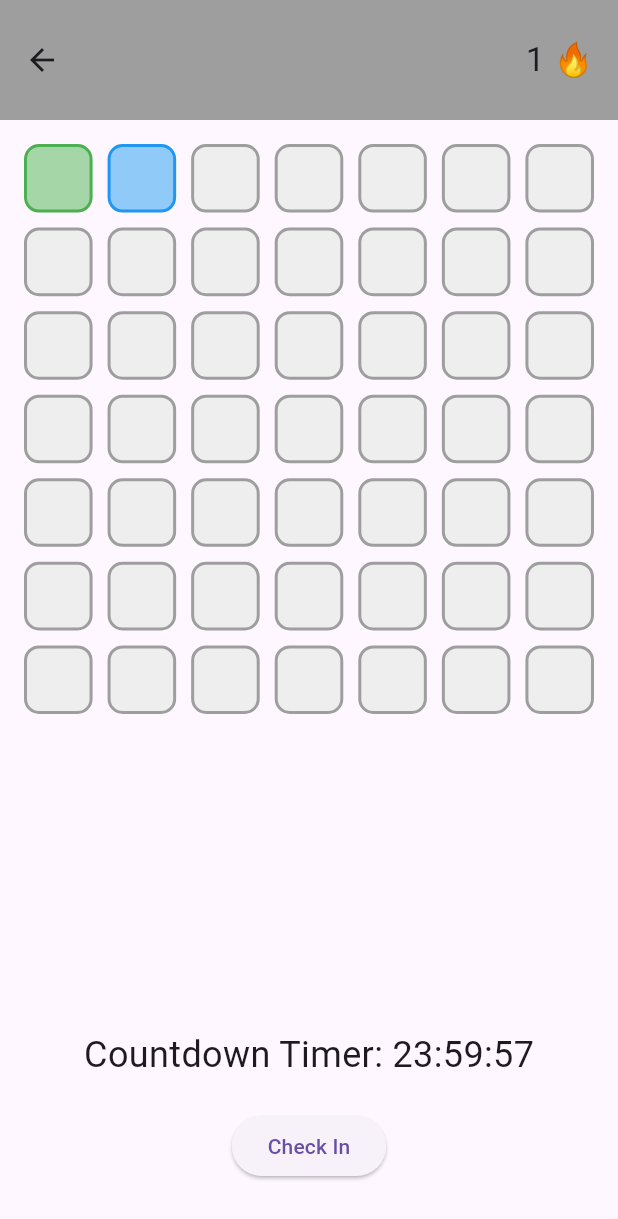
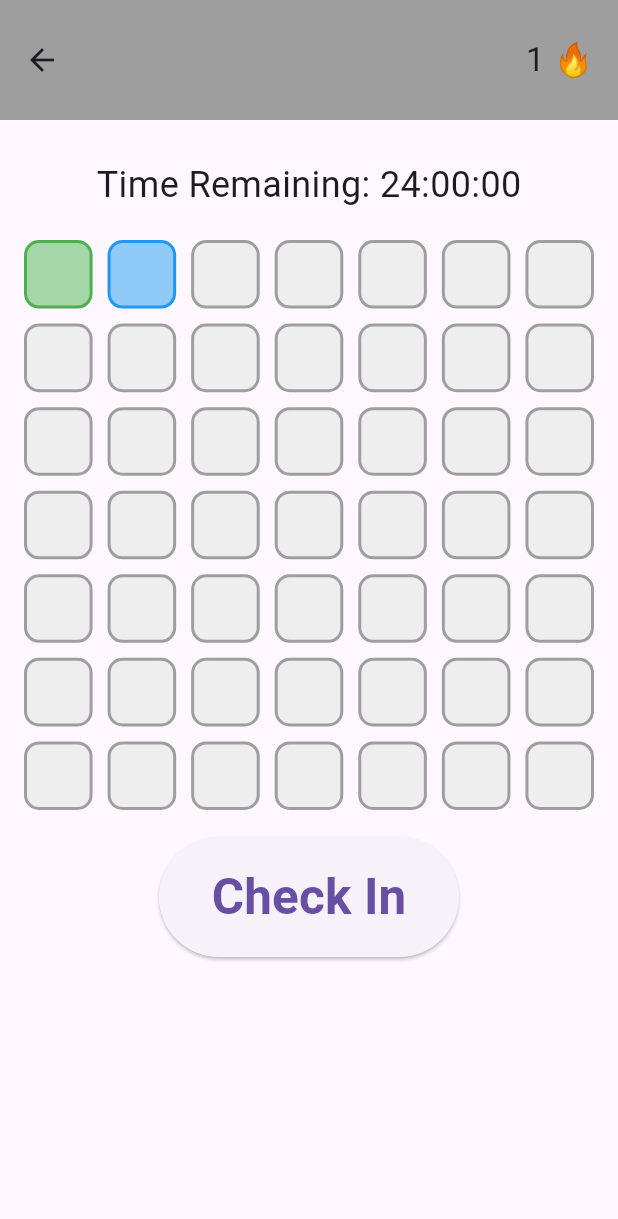
Before and after one commit to Resolution-Tracker/ResolutionTracker, a Flutter app: the DetailsPage screen opened directly with empty values, after a tap on "Check In", on a phone screen of 412 x 824 dp. Shown: the top 1219 px of the screen. Run offline on Flutter 3.47's test engine with Material 3 defaults, Android fonts, the phone set to English and light mode, and no system bars; our stand-ins replace shared_preferences; accounts and stored records are empty.

Commit message:
UI & Improvements & Timer
-Timer now runs while task is closed
-Improved HomePage
  - Made Task List look better
  - Made Title Look Better
-Improved TaskPage
  - Moved timer to top
  - Made Check In button bigger, and moved it up

```diff
--- a/lib/details_page.dart
+++ b/lib/details_page.dart
@@ -4,32 +4,25 @@ import 'package:flutter/material.dart';
 import 'package:shared_preferences/shared_preferences.dart';
 import 'timer_item.dart';
 
-
 class DetailsPage extends StatefulWidget {
   final TimerItem item;
 
-
   const DetailsPage({super.key, required this.item});
-
 
   @override
   _DetailsPageState createState() => _DetailsPageState();
 }
-
 
 class _DetailsPageState extends State<DetailsPage> {
   late Timer _timer;
   bool hasCheckedIn = false;
   TimerItem get item => widget.item;
 
-
   @override
   void initState() {
     super.initState();
     loadItem();
-    startTimer();
   }
-
 
   void loadItem() async {
     SharedPreferences prefs = await SharedPreferences.getInstance();
@@ -42,20 +35,26 @@ class _DetailsPageState extends State<DetailsPage> {
       if (index != -1) {
         setState(() {
           widget.item.streak = items[index].streak;
+          widget.item.endTime = items[index].endTime;
         });
+        if (widget.item.endTime != null) {
+          startTimer();
+        }
       }
     }
   }
 
-
   void startTimer() {
-    setState(() {
-      // Convert item.duration (in seconds) to a Duration object
-      item.endTime = DateTime.now().add(item.duration);
-      debugPrint('Timer started with duration: ${item.duration} seconds');
-      hasCheckedIn = false;
-    });
-
+    Duration remaining = item.endTime!.difference(DateTime.now());
+    if (remaining.inSeconds <= 0) {
+      setState(() {
+        item.streakColors = updateGridFailed(item.streakColors, item.streak);
+        item.streak = 0;
+        hasCheckedIn = false;
+        item.endTime = DateTime.now().add(item.duration);
+        remaining = item.duration;
+      });
+    }
 
     _timer = Timer.periodic(const Duration(seconds: 1), (timer) {
       setState(() {
@@ -65,8 +64,8 @@ class _DetailsPageState extends State<DetailsPage> {
         } else {
           if (!hasCheckedIn) {
             setState(() {
-              item.streakColors = updateGridFailed(item.streakColors, item.streak);
-              debugPrint("${item.streakColors[0]}");
+              item.streakColors =
+                  updateGridFailed(item.streakColors, item.streak);
               item.streak = 0;
             });
           }
@@ -77,7 +76,6 @@ class _DetailsPageState extends State<DetailsPage> {
       });
     });
   }
-
 
   void saveItem() async {
     SharedPreferences prefs = await SharedPreferences.getInstance();
@@ -97,14 +95,12 @@ class _DetailsPageState extends State<DetailsPage> {
         'items', jsonEncode(items.map((item) => item.toMap()).toList()));
   }
 
-
   void checkIn() {
     if (!hasCheckedIn) {
       setState(() {
         hasCheckedIn = true;
         item.streak += 1;
         item.streakColors = updateGridCheckIn(item.streakColors);
-        debugPrint("${item.streakColors[0]}");
       });
       saveItem();
     } else {
@@ -114,13 +110,11 @@ class _DetailsPageState extends State<DetailsPage> {
     }
   }
 
-
   @override
   void dispose() {
     _timer.cancel();
     super.dispose();
   }
-
 
   MaterialColor pickColor(int c) {
     if (c == -1) {
@@ -138,7 +132,6 @@ class _DetailsPageState extends State<DetailsPage> {
     }
   }
 
-
   List<int> updateGridCheckIn(List<int> streakColors) {
     if (streakColors.indexOf(-1) != 48) {
       streakColors.removeAt(48);
@@ -147,10 +140,8 @@ class _DetailsPageState extends State<DetailsPage> {
     }
     streakColors.insert(streakColors.indexOf(-1), 0);
 
-
     return streakColors;
   }
-
 
   List<int> updateGridFailed(List<int> streakColors, int streak) {
     if (streak > 0) {
@@ -161,7 +152,6 @@ class _DetailsPageState extends State<DetailsPage> {
       }
     }
 
-
     if (streakColors.indexOf(-1) != 48) {
       streakColors.removeAt(48);
     } else {
@@ -169,10 +159,8 @@ class _DetailsPageState extends State<DetailsPage> {
     }
     streakColors.insert(streakColors.indexOf(-1), -3);
 
-
     return streakColors;
   }
-
 
   @override
   Widget build(BuildContext context) {
@@ -180,7 +168,6 @@ class _DetailsPageState extends State<DetailsPage> {
     final hours = twoDigits(item.countdownTimer.inHours);
     final minutes = twoDigits(item.countdownTimer.inMinutes.remainder(60));
     final seconds = twoDigits(item.countdownTimer.inSeconds.remainder(60));
-
 
     return Scaffold(
       appBar: AppBar(
@@ -203,6 +190,12 @@ class _DetailsPageState extends State<DetailsPage> {
         padding: const EdgeInsets.all(16.0),
         child: Column(
           children: [
+            const SizedBox(height: 10),
+            Text(
+              'Time Remaining: $hours:$minutes:$seconds',
+              style: const TextStyle(fontSize: 24),
+            ),
+            const SizedBox(height: 20),
             Expanded(
               child: GridView.builder(
                 gridDelegate: const SliverGridDelegateWithFixedCrossAxisCount(
@@ -226,17 +219,22 @@ class _DetailsPageState extends State<DetailsPage> {
                 },
               ),
             ),
-            const SizedBox(height: 20),
-            Text(
-              'Countdown Timer: $hours:$minutes:$seconds',
-              style: const TextStyle(fontSize: 24),
+            const SizedBox(height: 10),
+            Container(
+              height: 80,
+              width: 200,
+              child: ElevatedButton(
+                onPressed: checkIn,
+                child: const Text(
+                  'Check In',
+                  style: TextStyle(
+                    fontSize: 33.0,
+                    fontWeight: FontWeight.bold,
+                  ),
+                ),
+              ),
             ),
-            const SizedBox(height: 20),
-            ElevatedButton(
-              onPressed: checkIn,
-              child: const Text('Check In'),
-            ),
-            const SizedBox(height: 20),
+            const SizedBox(height: 170),
           ],
         ),
       ),
```
Also changed, not shown: lib/main.dart (+15 -2 lines), 1 other file.
